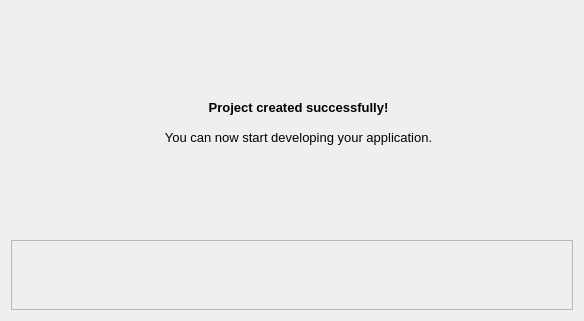
This is wizard/ui/final_page.ui in imby/STM32VLDiscovery_BeRTOS as Qt 5 draws it before an edit. The edited form follows.
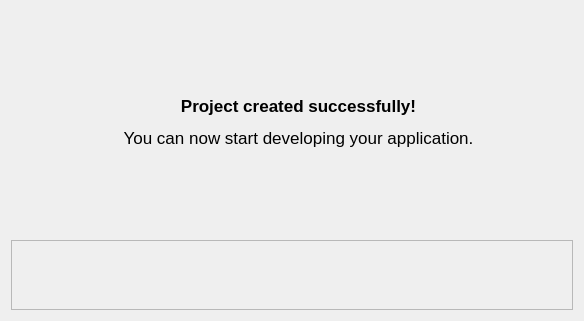
This is the edited form. Icons and pictures are not drawn.

Commit message: Add bigger image in intro page and remove scaling code.

Diff of the .ui file:
```diff
--- a/wizard/ui/final_page.ui
+++ b/wizard/ui/final_page.ui
@@ -41,10 +41,9 @@
         <string>&lt;!DOCTYPE HTML PUBLIC &quot;-//W3C//DTD HTML 4.0//EN&quot; &quot;http://www.w3.org/TR/REC-html40/strict.dtd&quot;&gt;
 &lt;html&gt;&lt;head&gt;&lt;meta name=&quot;qrichtext&quot; content=&quot;1&quot; /&gt;&lt;style type=&quot;text/css&quot;&gt;
 p, li { white-space: pre-wrap; }
-&lt;/style&gt;&lt;/head&gt;&lt;body style=&quot; font-family:'Sans'; font-size:10pt; font-weight:400; font-style:normal;&quot;&gt;
-&lt;p align=&quot;center&quot; style=&quot; margin-top:0px; margin-bottom:0px; margin-left:0px; margin-right:0px; -qt-block-indent:0; text-indent:0px;&quot;&gt;&lt;span style=&quot; font-weight:600;&quot;&gt;Project created successfully!&lt;/span&gt;&lt;/p&gt;
-&lt;p style=&quot;-qt-paragraph-type:empty; margin-top:0px; margin-bottom:0px; margin-left:0px; margin-right:0px; -qt-block-indent:0; text-indent:0px; font-weight:600;&quot;&gt;&lt;/p&gt;
-&lt;p align=&quot;center&quot; style=&quot; margin-top:0px; margin-bottom:0px; margin-left:0px; margin-right:0px; -qt-block-indent:0; text-indent:0px;&quot;&gt;You can now start developing your application.&lt;/p&gt;&lt;/body&gt;&lt;/html&gt;</string>
+&lt;/style&gt;&lt;/head&gt;&lt;body style=&quot; font-family:'Lucida Grande'; font-size:13pt; font-weight:400; font-style:normal;&quot;&gt;
+&lt;p align=&quot;center&quot; style=&quot; margin-top:12px; margin-bottom:12px; margin-left:0px; margin-right:0px; -qt-block-indent:0; text-indent:0px;&quot;&gt;&lt;span style=&quot; font-weight:600;&quot;&gt;Project created successfully!&lt;/span&gt;&lt;/p&gt;
+&lt;p align=&quot;center&quot; style=&quot; margin-top:12px; margin-bottom:12px; margin-left:0px; margin-right:0px; -qt-block-indent:0; text-indent:0px;&quot;&gt;You can now start developing your application.&lt;/p&gt;&lt;/body&gt;&lt;/html&gt;</string>
        </property>
        <property name="textFormat">
         <enum>Qt::RichText</enum>
```
Left out of the diff: 4 changed lines with no effect on the pictures. The commit also changes 2 other files.
